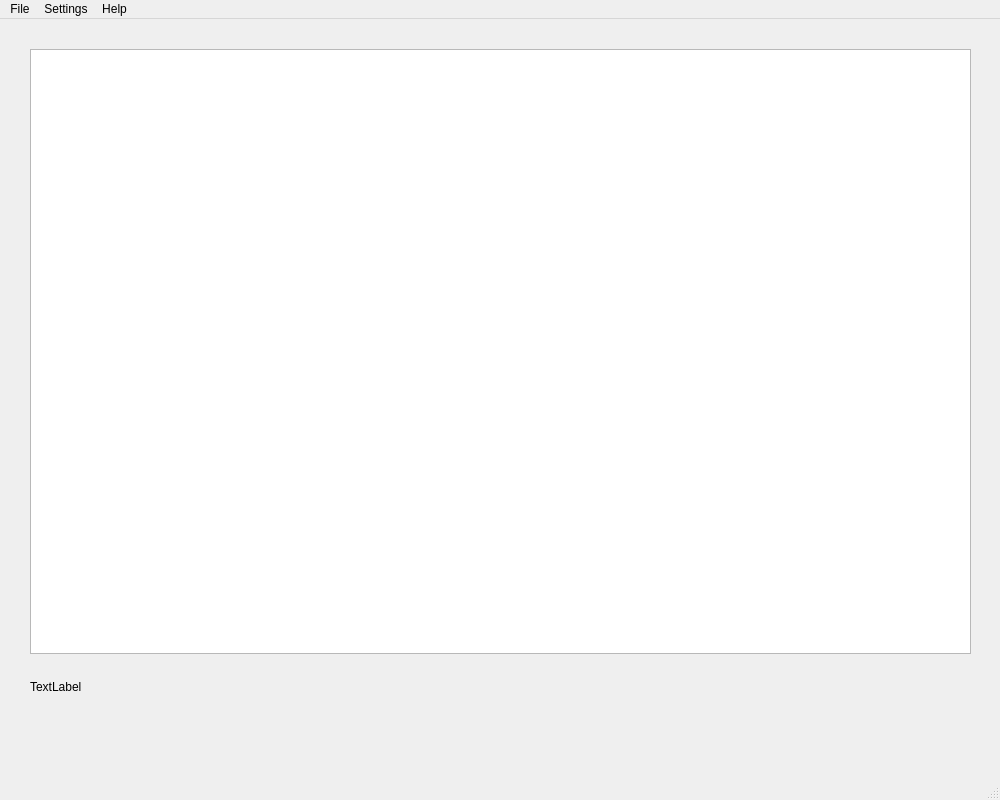
First picture: the form in src/gui_optim.ui, repository UnicornRed/MathOptimization, before the edit.
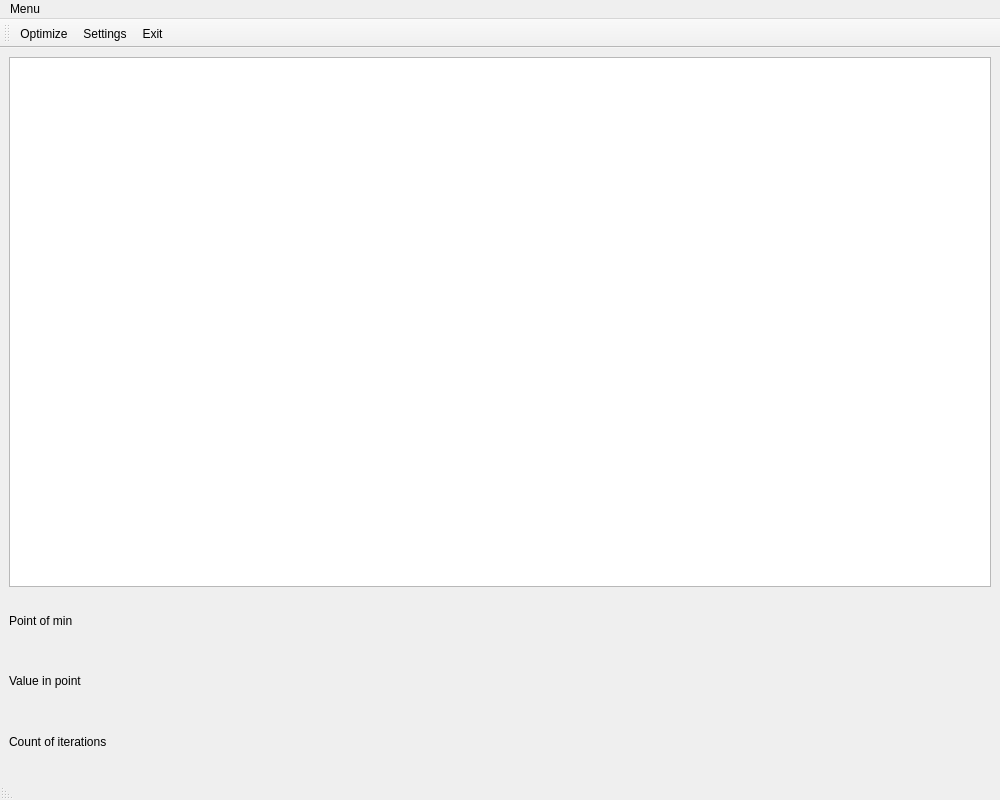
Second picture: the form after the edit.

```diff
--- a/src/gui_optim.ui
+++ b/src/gui_optim.ui
@@ -14,50 +14,124 @@
    <string>MainWindow</string>
   </property>
   <widget class="QWidget" name="centralwidget">
-   <widget class="QWidget" name="layoutWidget">
-    <property name="geometry">
-     <rect>
-      <x>30</x>
-      <y>30</y>
-      <width>941</width>
-      <height>691</height>
-     </rect>
-    </property>
-    <layout class="QVBoxLayout" name="verticalLayout">
-     <item>
-      <widget class="QGraphicsView" name="GraphicsFunction"/>
-     </item>
-     <item>
-      <spacer name="verticalSpacer">
-       <property name="orientation">
-        <enum>Qt::Horizontal</enum>
-       </property>
-       <property name="sizeHint" stdset="0">
-        <size>
-         <width>10</width>
-         <height>20</height>
-        </size>
-       </property>
-      </spacer>
-     </item>
-     <item>
-      <widget class="QLabel" name="ResultLabel">
-       <property name="minimumSize">
-        <size>
-         <width>0</width>
-         <height>60</height>
-        </size>
-       </property>
-       <property name="text">
-        <string>TextLabel</string>
-       </property>
-       <property name="alignment">
-        <set>Qt::AlignLeading|Qt::AlignLeft|Qt::AlignTop</set>
-       </property>
-      </widget>
-     </item>
-    </layout>
-   </widget>
+   <layout class="QHBoxLayout" name="horizontalLayout_2">
+    <item>
+     <layout class="QVBoxLayout" name="verticalLayout_3" stretch="3,1">
+      <item>
+       <widget class="QGraphicsView" name="GraphicsFunction">
+        <property name="sizePolicy">
+         <sizepolicy hsizetype="Expanding" vsizetype="Expanding">
+          <horstretch>0</horstretch>
+          <verstretch>0</verstretch>
+         </sizepolicy>
+        </property>
+        <property name="verticalScrollBarPolicy">
+         <enum>Qt::ScrollBarAlwaysOff</enum>
+        </property>
+        <property name="horizontalScrollBarPolicy">
+         <enum>Qt::ScrollBarAlwaysOff</enum>
+        </property>
+        <property name="sizeAdjustPolicy">
+         <enum>QAbstractScrollArea::AdjustToContents</enum>
+        </property>
+        <property name="interactive">
+         <bool>false</bool>
+        </property>
+        <property name="resizeAnchor">
+         <enum>QGraphicsView::AnchorViewCenter</enum>
+        </property>
+       </widget>
+      </item>
+      <item>
+       <layout class="QHBoxLayout" name="horizontalLayout" stretch="2,1,5,1,6">
+        <item>
+         <layout class="QVBoxLayout" name="verticalLayout_2">
+          <item>
+           <widget class="QLabel" name="labelPoint">
+            <property name="text">
+             <string>Point of min</string>
+            </property>
+           </widget>
+          </item>
+          <item>
+           <widget class="QLabel" name="labelValue">
+            <property name="text">
+             <string>Value in point</string>
+            </property>
+           </widget>
+          </item>
+          <item>
+           <widget class="QLabel" name="labelCount">
+            <property name="text">
+             <string>Count of iterations</string>
+            </property>
+           </widget>
+          </item>
+         </layout>
+        </item>
+        <item>
+         <spacer name="horizontalSpacer_2">
+          <property name="orientation">
+           <enum>Qt::Horizontal</enum>
+          </property>
+          <property name="sizeHint" stdset="0">
+           <size>
+            <width>40</width>
+            <height>20</height>
+           </size>
+          </property>
+         </spacer>
+        </item>
+        <item>
+         <layout class="QVBoxLayout" name="verticalLayout">
+          <item>
+           <widget class="QLabel" name="resultPoint">
+            <property name="text">
+             <string/>
+            </property>
+           </widget>
+          </item>
+          <item>
+           <widget class="QLabel" name="resultValue">
+            <property name="text">
+             <string/>
+            </property>
+           </widget>
+          </item>
+          <item>
+           <widget class="QLabel" name="resultCount">
+            <property name="text">
+             <string/>
+            </property>
+           </widget>
+          </item>
+         </layout>
+        </item>
+        <item>
+         <spacer name="horizontalSpacer">
+          <property name="orientation">
+           <enum>Qt::Horizontal</enum>
+          </property>
+          <property name="sizeHint" stdset="0">
+           <size>
+            <width>40</width>
+            <height>20</height>
+           </size>
+          </property>
+         </spacer>
+        </item>
+        <item>
+         <widget class="QLabel" name="label_4">
+          <property name="text">
+           <string/>
+          </property>
+         </widget>
+        </item>
+       </layout>
+      </item>
+     </layout>
+    </item>
+   </layout>
   </widget>
   <widget class="QMenuBar" name="menubar">
    <property name="geometry">
@@ -78,30 +152,34 @@
      </rect>
     </property>
     <property name="title">
-     <string>File</string>
+     <string>Menu</string>
     </property>
     <addaction name="actionOptimize"/>
-    <addaction name="actionExit"/>
-   </widget>
-   <widget class="QMenu" name="menuSettings">
-    <property name="title">
-     <string>Settings</string>
-    </property>
     <addaction name="actionSettings"/>
-   </widget>
-   <widget class="QMenu" name="menuHelp">
-    <property name="tearOffEnabled">
-     <bool>false</bool>
-    </property>
-    <property name="title">
-     <string>Help</string>
-    </property>
+    <addaction name="actionHelp"/>
+    <addaction name="actionExit"/>
    </widget>
    <addaction name="menuOptimize"/>
-   <addaction name="menuSettings"/>
-   <addaction name="menuHelp"/>
   </widget>
-  <widget class="QStatusBar" name="statusbar"/>
+  <widget class="QStatusBar" name="statusbar">
+   <property name="layoutDirection">
+    <enum>Qt::RightToLeft</enum>
+   </property>
+  </widget>
+  <widget class="QToolBar" name="toolBar">
+   <property name="windowTitle">
+    <string>toolBar</string>
+   </property>
+   <attribute name="toolBarArea">
+    <enum>TopToolBarArea</enum>
+   </attribute>
+   <attribute name="toolBarBreak">
+    <bool>false</bool>
+   </attribute>
+   <addaction name="actionOptimize"/>
+   <addaction name="actionSettings"/>
+   <addaction name="actionExit"/>
+  </widget>
   <action name="actionOptimize">
    <property name="text">
     <string>Optimize</string>
```
Left out of the diff: 11 changed lines with no effect on the pictures.
